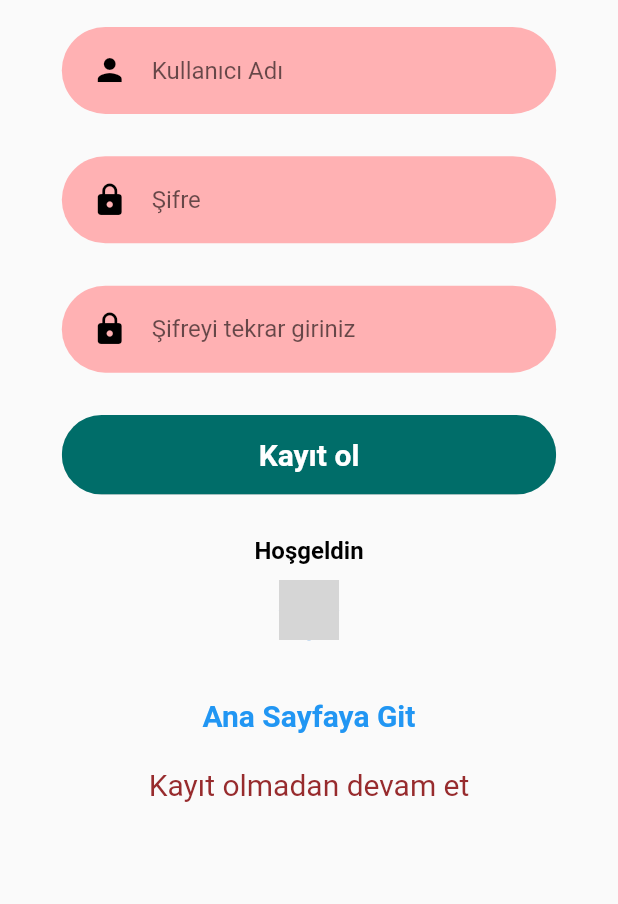
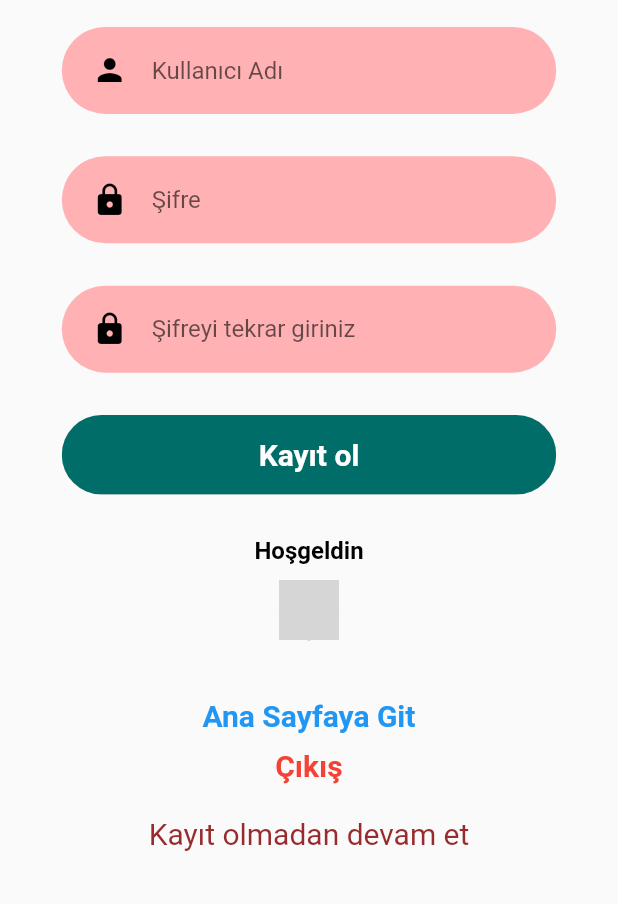
Before and after one commit to yalgettekin/Takim57, a Flutter app: the LoginTabBarController screen opened directly, on a phone screen of 412 x 824 dp, the part 332-1236 px from its top. Run offline on Flutter 3.47's test engine with Material 2 defaults, Android fonts, the light colour scheme and no system bars; our stand-ins replace cloud_firestore, firebase_auth, firebase_core, google_sign_in, hive, hive_flutter and 1 more; accounts and stored records are empty; network calls fail; grey boxes are pictures that could not be loaded.

Commit message:
Add sign out from google login

```diff
--- a/lib/Components/Login/GoogleLoginButton.dart
+++ b/lib/Components/Login/GoogleLoginButton.dart
@@ -6,7 +6,6 @@ import 'package:flutter_application_1/Screens/BottomNavigationController.dart';
 import '../../Constants/StringConstant.dart';
 import 'package:google_sign_in/google_sign_in.dart';
 import '../../Constants/TextStyleConstant.dart';
-import '../../Screens/Login/LoginTabBarController.dart';
 
 class GoogleLoginButton extends StatefulWidget {
   final String text;
@@ -53,7 +52,18 @@ class _GoogleLoginButtonState extends State<GoogleLoginButton> {
                   },
                   child: const Text(
                     'Ana Sayfaya Git',
-                    style: kSignInExitTextStyle,
+                    style: kSignInHomeScreenTextStyle,
+                  ),
+                ),
+                const SizedBox(height: 10),
+                GestureDetector(
+                  onTap: () async {
+                    await _googleSignIn.signOut();
+                    await FirebaseAuth.instance.signOut();
+                  },
+                  child: const Text(
+                    'Çıkış',
+                    style: kSignOutTextStyle,
                   ),
                 ),
               ],
--- a/lib/Constants/TextStyleConstant.dart
+++ b/lib/Constants/TextStyleConstant.dart
@@ -11,5 +11,7 @@ const TextStyle kContinueWithoutLoginTextStyle =
     TextStyle(color: kClaretRed, fontSize: 20.0, fontWeight: FontWeight.w400);
 const TextStyle kSignInWelcomeTextStyle =
     TextStyle(color: kBlack, fontSize: 16.0, fontWeight: FontWeight.w700);
-const TextStyle kSignInExitTextStyle =
+const TextStyle kSignInHomeScreenTextStyle =
     TextStyle(color: Colors.blue, fontSize: 20.0, fontWeight: FontWeight.w700);
+const TextStyle kSignOutTextStyle =
+    TextStyle(color: Colors.red, fontSize: 20.0, fontWeight: FontWeight.w700);
```
